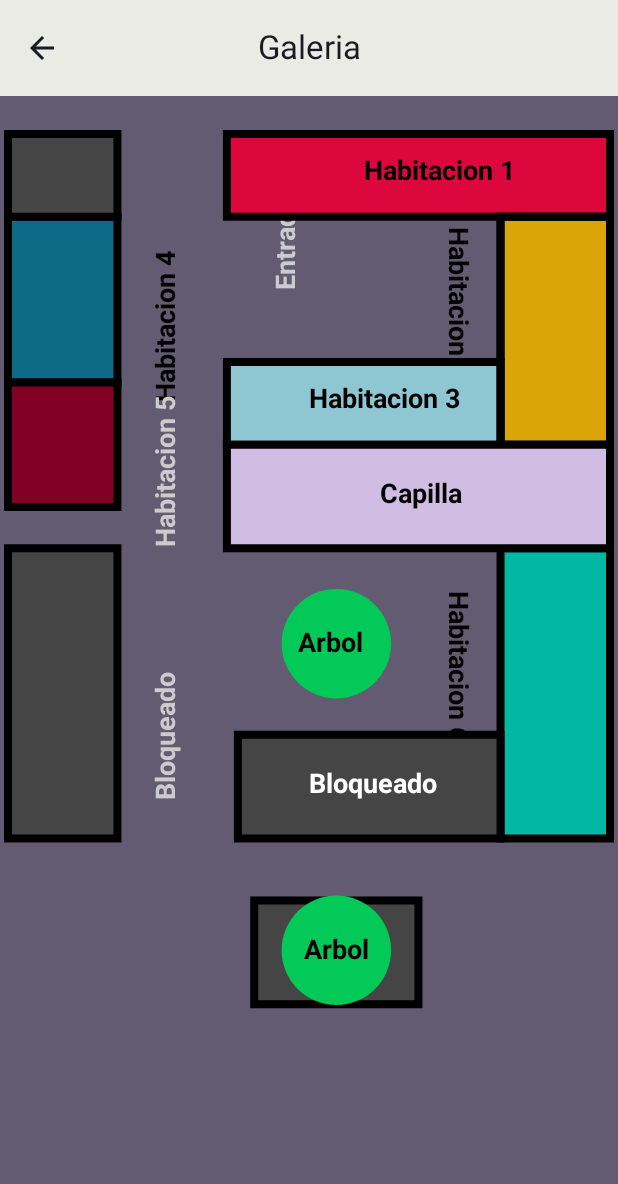
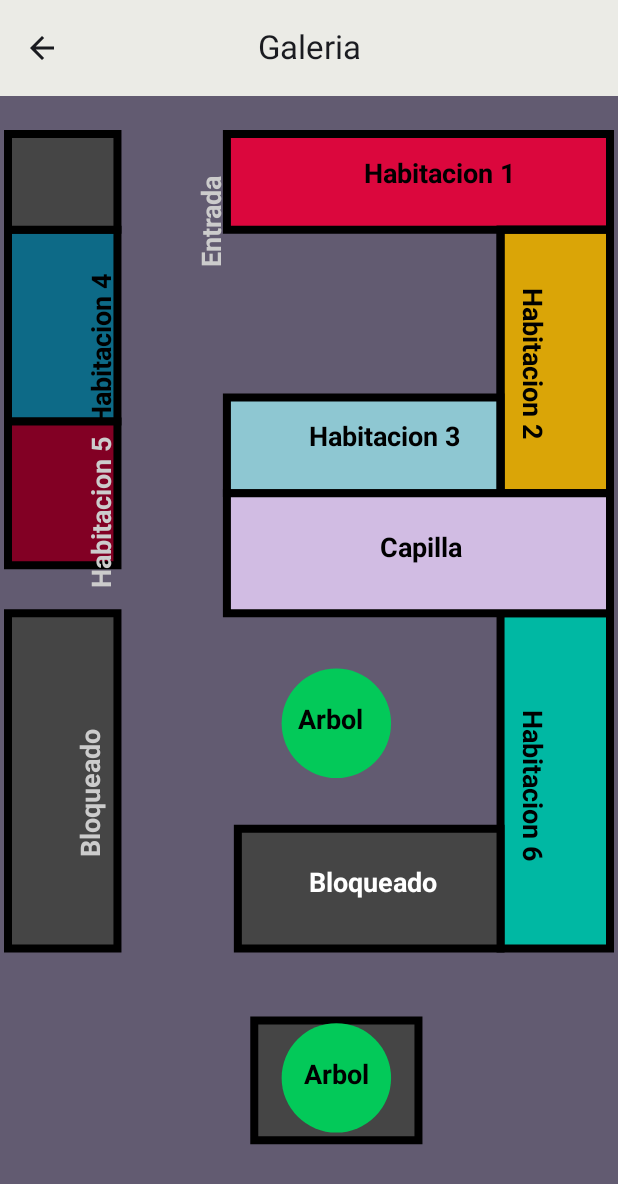
Before and after one commit to ktorres63/ArtExploreApp, an Android app built with Jetpack Compose: the MapMuseum screen opened through its navigation route, on a phone screen of 412 x 824 dp. Shown: the top 1184 px of the screen. Run offline under Robolectric (Android 15) with nearby library versions, the phone set to English and light mode, and no system bars.

Commit message:
Add Cards to Home

```diff
--- a/app/build.gradle.kts
+++ b/app/build.gradle.kts
@@ -84,5 +84,7 @@ dependencies {
     implementation(libs.androidx.appcompat)
     implementation("com.google.accompanist:accompanist-permissions:0.19.0") // o la versión que desees
 
-
+    //Coil
+    implementation("io.coil-kt:coil-compose:2.5.0")
+    implementation ("com.squareup.picasso:picasso:2.8")
 }
--- a/app/src/main/java/com/danp/artexploreapp/GalleryArt/presentation/screens/MapMuseum.kt
+++ b/app/src/main/java/com/danp/artexploreapp/GalleryArt/presentation/screens/MapMuseum.kt
@@ -63,13 +63,10 @@ fun MapMuseum(navController: NavController) {
                 modifier = Modifier
                     .background(PurpleGrey40)
                     .fillMaxSize()
-                    .padding(top = 25.dp, start = 5.dp, end = 5.dp, bottom = 99.dp)
+                    .padding(top = 25.dp, start = 5.dp, end = 5.dp,)
             ) {
                 val textMeasurer = rememberTextMeasurer()
                 val scope = rememberCoroutineScope()
-
-
-
                 Canvas(modifier = Modifier
                     .fillMaxSize()
                     .pointerInput(Unit) {
@@ -174,7 +171,7 @@ fun MapMuseum(navController: NavController) {
                     drawPath(gallery4Path, Color(0xFF0D6A87))
                     drawPath(gallery4Path, Color.Black, style = Stroke(width = 8f))
                     withTransform({
-                        translate(left = customWidth * 5.8f, top = customHeight * -12.3f)
+                        translate(left = customWidth * 6f, top = customHeight * -11.7f)
                         rotate(degrees = 270F)
                     }) { drawText(measuredText("Habitacion 4", textMeasurer)) }
 
@@ -182,7 +179,7 @@ fun MapMuseum(navController: NavController) {
                     drawPath(gallery5Path, Color(0xFF820024))
                     drawPath(gallery5Path, Color.Black, style = Stroke(width = 8f))
                     withTransform({
-                        translate(left = customWidth * 5.8f, top = customHeight * -8.8f)
+                        translate(left = customWidth * 6f, top = customHeight * -8.3f)
                         rotate(degrees = 270F)
                     }) {
                         drawText(
--- a/app/src/main/java/com/danp/artexploreapp/home/presentation/screens/Home.kt
+++ b/app/src/main/java/com/danp/artexploreapp/home/presentation/screens/Home.kt
@@ -2,42 +2,44 @@ package com.danp.artexploreapp.home.presentation.screens
 
 import androidx.compose.foundation.layout.Arrangement
 import androidx.compose.foundation.layout.Box
-import androidx.compose.foundation.layout.Column
 import androidx.compose.foundation.layout.fillMaxSize
 import androidx.compose.foundation.layout.padding
-import androidx.compose.material.icons.Icons
-import androidx.compose.material.icons.filled.ArrowBack
-import androidx.compose.material3.CenterAlignedTopAppBar
-import androidx.compose.material3.ExperimentalMaterial3Api
-import androidx.compose.material3.Icon
-import androidx.compose.material3.IconButton
+import androidx.compose.foundation.lazy.staggeredgrid.LazyVerticalStaggeredGrid
+import androidx.compose.foundation.lazy.staggeredgrid.StaggeredGridCells
+import androidx.compose.foundation.lazy.staggeredgrid.items
 import androidx.compose.material3.Scaffold
-import androidx.compose.material3.Text
 import androidx.compose.runtime.Composable
-import androidx.compose.ui.Alignment
+import androidx.compose.runtime.collectAsState
 import androidx.compose.ui.Modifier
-import androidx.compose.ui.unit.sp
+import androidx.compose.ui.unit.dp
 import androidx.navigation.NavController
-import com.danp.artexploreapp.ui.theme.GreenJC
+import com.danp.artexploreapp.paiting.presentation.PaintingCard
+import com.danp.artexploreapp.paiting.presentation.PaintingsViewModel
 import com.danp.artexploreapp.util.MyTopBar
 
 
 @Composable
-fun Home(navController: NavController) {
+fun Home(navController: NavController, paintingsViewModel: PaintingsViewModel) {
+    val agentsData = paintingsViewModel.agentsData.collectAsState()
+
     Scaffold(
-        topBar = { MyTopBar(navController = navController, "Home", true)}
-        ) { ip ->
-        Box(modifier = Modifier
-            .fillMaxSize()
-            .padding(ip)) {
-            Column(
-                modifier = Modifier
-                    .fillMaxSize()
-                    .align(Alignment.Center),
-                verticalArrangement = Arrangement.Center,
-                horizontalAlignment = Alignment.CenterHorizontally
+        topBar = { MyTopBar(navController = navController, "Home", true) }
+    ) { ip ->
+        Box(
+            modifier = Modifier
+                .fillMaxSize()
+                .padding(ip)
+        ) {
+
+            LazyVerticalStaggeredGrid(
+                columns = StaggeredGridCells.Fixed(2),
+                horizontalArrangement = Arrangement.spacedBy(10.dp),
+                verticalItemSpacing = 10.dp
             ) {
-                Text(text = "Home", fontSize = 30.sp, color = GreenJC)
+                items(agentsData.value) { painting ->
+                    PaintingCard(painting = painting)
+                }
+
             }
         }
     }
--- /dev/null
+++ b/app/src/main/java/com/danp/artexploreapp/paiting/presentation/PaintingsViewModel.kt
@@ -0,0 +1,27 @@
+package com.danp.artexploreapp.paiting.presentation
+
+import androidx.lifecycle.ViewModel
+import androidx.lifecycle.viewModelScope
+import com.danp.artexploreapp.paiting.data.RetrofitInstance
+import com.danp.artexploreapp.paiting.domain.Painting
+import kotlinx.coroutines.flow.MutableStateFlow
+import kotlinx.coroutines.flow.StateFlow
+import kotlinx.coroutines.launch
+
+
+class PaintingsViewModel : ViewModel() {
+    private val _agentsData = MutableStateFlow<List<Painting>>(emptyList())
+
+    val agentsData: StateFlow<List<Painting>> = _agentsData
+
+    init {
+        viewModelScope.launch {
+            try {
+                val agents = RetrofitInstance.apiService.getPaintings()
+                _agentsData.value = agents
+            } catch (e: Exception) {
+                // Handle error
+            }
+        }
+    }
+}
--- a/app/src/main/java/com/danp/artexploreapp/util/navigation/AppNavigation.kt
+++ b/app/src/main/java/com/danp/artexploreapp/util/navigation/AppNavigation.kt
@@ -13,6 +13,7 @@ import com.danp.artexploreapp.auth.presentation.screens.register.SignUp
 import com.danp.artexploreapp.auth.presentation.viewModels.LoginViewModel
 import com.danp.artexploreapp.googleMap.presentation.screens.Map
 import com.danp.artexploreapp.home.presentation.screens.Home
+import com.danp.artexploreapp.paiting.presentation.PaintingsViewModel
 import com.danp.artexploreapp.profile.presentation.Perfil
 import com.danp.artexploreapp.qr.presentation.QrScreen
 
@@ -28,7 +29,7 @@ fun AppNavigation(navController: NavHostController, modifier: Modifier = Modifie
     NavHost(navController = navController, startDestination = Screens.ScreenHome.route) { // TODO cambiar a login o home
         composable(route = Screens.ScreenLogin.route) { LoginScreen(navController, LoginViewModel()) }
         composable(route = Screens.ScreenSignUp.route) { SignUp(navController) }
-        composable(route = Screens.ScreenHome.route) { Home(navController) }
+        composable(route = Screens.ScreenHome.route) { Home(navController, PaintingsViewModel()) }
 
         composable(route = Screens.ScreenQrPainting.route) { QrScreen(navController) }
         composable(route = Screens.ScreenMap.route) { Map(navController) }
```
Also changed, not shown: app/src/main/java/com/danp/artexploreapp/paiting/data/PaintingsApi.kt (added, +23 -0 lines), app/src/main/java/com/danp/artexploreapp/paiting/domain/Painting.kt (+10 -2 lines), app/src/main/java/com/danp/artexploreapp/paiting/presentation/PaintingCard.kt (added, +43 -0 lines).
